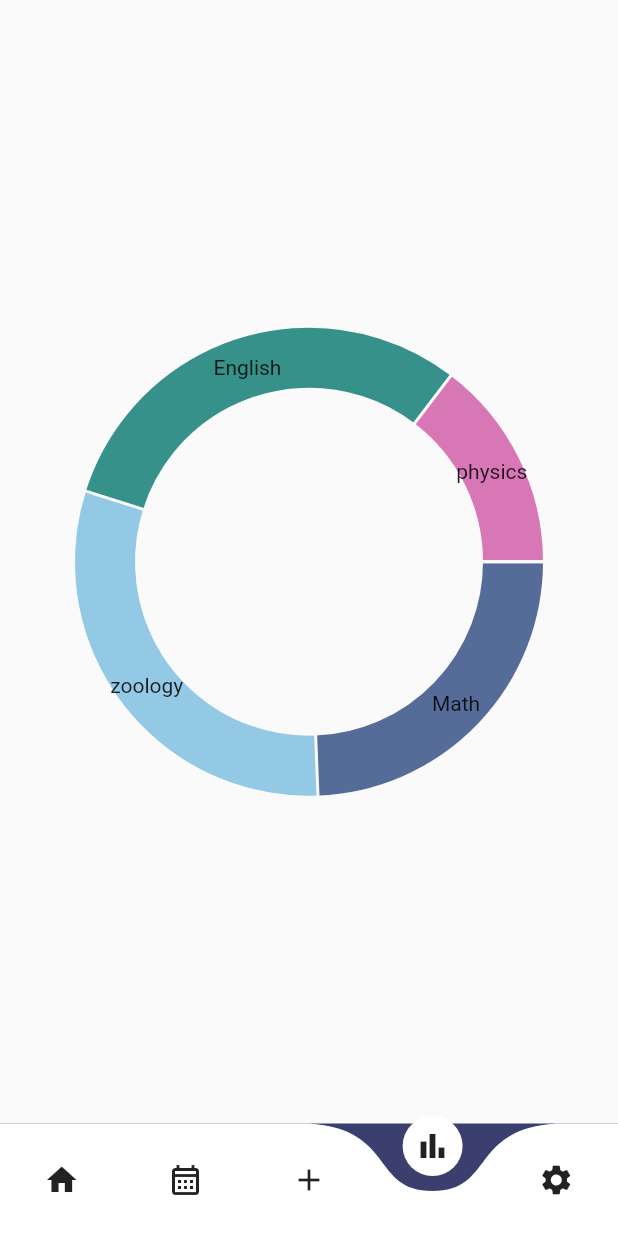
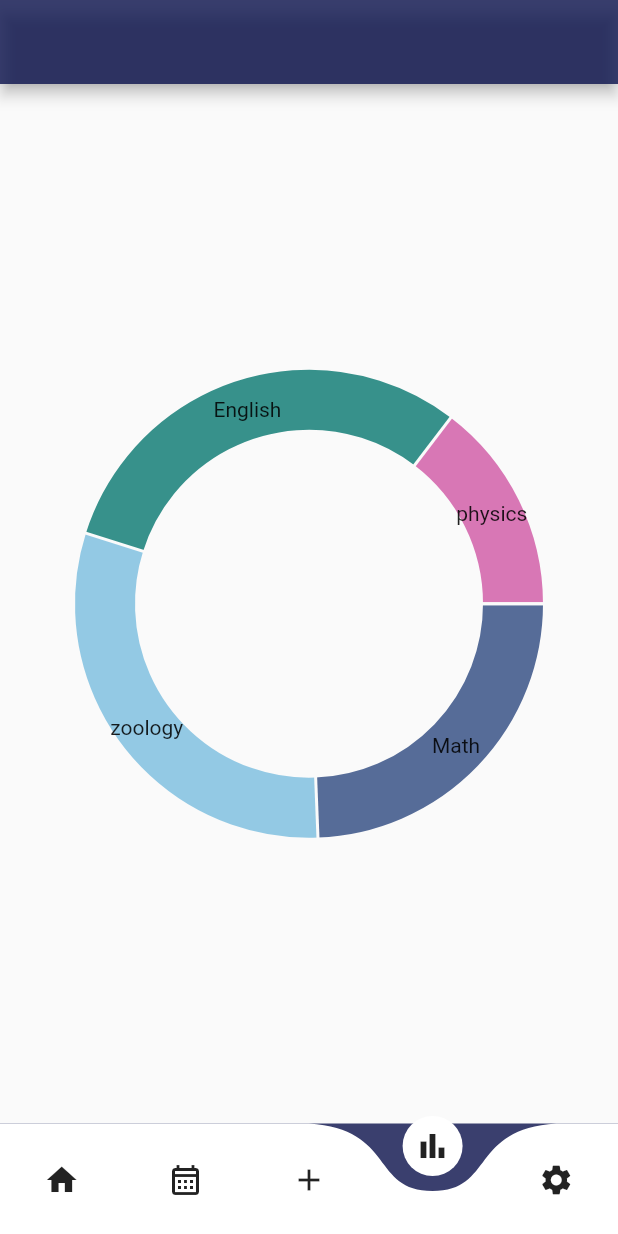
Before and after one commit to Rahma-kp/studentnotes, a Flutter app: the screen it shows after launch, item 4 of the bottom bar chosen, on a phone screen of 412 x 824 dp. Run offline on Flutter 3.47's test engine with Material 2 defaults, Android fonts, the phone set to English and light mode, and no system bars; drawn by our look-alikes of curved_navigation_bar, fl_chart; our stand-ins replace flutter_speed_dial, hive; missing offline and left inert: flutter_timetable; accounts and stored records are empty.

Commit message:
db change

```diff
--- a/lib/bottombar.dart
+++ b/lib/bottombar.dart
@@ -18,11 +18,11 @@ class _bottombarState extends State<bottombar> {
    int myindex=0;
 
     final Pages=[
-      const home_screen(),
-      const time_table(),
-      const add_screen(),
-      const chart_screen(),
-      const setting_screen()
+       home_screen(),
+       time_table(),
+       add_screen(),
+       chart_screen(),
+       setting_screen()
     ];
 
   @override
--- a/lib/db/db_model/data_model.dart
+++ b/lib/db/db_model/data_model.dart
@@ -12,6 +12,6 @@ class subdata{
   late final String subtitle;
   @HiveField(2)
   late final String subabout;
-  subdata({required this.subtitle,required this.subabout,required this.id});
+  subdata({required this.subtitle,required this.subabout,this.id});
 
 }
--- a/lib/screens/chart_screen.dart
+++ b/lib/screens/chart_screen.dart
@@ -6,7 +6,9 @@ class chart_screen extends StatelessWidget {
 
   @override
   Widget build(BuildContext context) {
-    return Padding(
+    return Scaffold(
+      appBar: AppBar(backgroundColor: const Color.fromARGB(207, 13, 20, 78),),
+      body: Padding(
         padding: const EdgeInsets.all(50),
         child: PieChart( swapAnimationDuration: Duration(milliseconds: 0),swapAnimationCurve: Curves.bounceIn,
                     PieChartData(
@@ -17,7 +19,9 @@ class chart_screen extends StatelessWidget {
                       PieChartSectionData(value: 120,title: "physics",color: Color.fromARGB(255, 216, 119, 181)),
                       ]),
                     ),
+      ),
     );
+
 
   }
 }
--- a/lib/screens/profile_editing_screen.dart
+++ b/lib/screens/profile_editing_screen.dart
@@ -1,6 +1,6 @@
 import 'package:flutter/material.dart';
 import 'package:studentnot/bottombar.dart';
-import 'package:studentnot/screens/home_screen.dart';
+
 
 class profile_editing_screen extends StatelessWidget {
   const profile_editing_screen({super.key});
--- a/lib/screens/terms_screen.dart
+++ b/lib/screens/terms_screen.dart
@@ -7,16 +7,14 @@ class terms extends StatelessWidget {
   @override
   Widget build(BuildContext context) {
     return Scaffold(
-      appBar: AppBar(backgroundColor:const Color.fromARGB(207, 13, 20, 78),),
+      appBar: AppBar(backgroundColor:const Color.fromARGB(207, 13, 20, 78), title: Text("Terms and conditions"),),
       body: const SingleChildScrollView(
         child: Padding(
           padding: EdgeInsets.all(20),
           child: Column(
             crossAxisAlignment: CrossAxisAlignment.start,
             children: [
-              Text('Terms and conditions',
-                  style:
-                      TextStyle(fontSize: 26, fontWeight: FontWeight.bold)),
+
               SizedBox(
                 height: 30,
               ),
```
Also changed, not shown: lib/db/db_functions/db_functions.dart (added, +9 -0 lines), lib/screens/add_screen.dart (+62 -19 lines), lib/screens/home_screen.dart (+9 -1 lines). Lines whose indentation alone changed are shown as unchanged.
